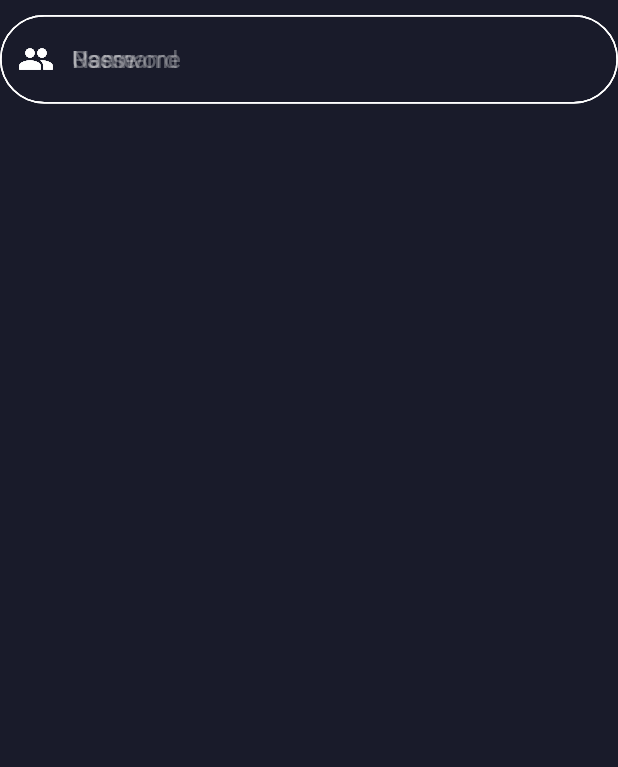
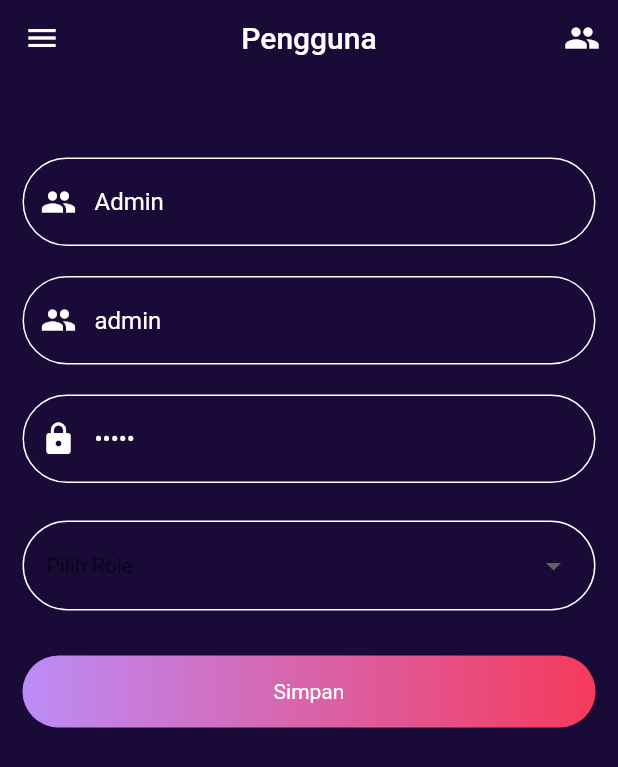
Before and after one commit to putridamayanti/kasirin-flutter, a Flutter app: the UserScreen screen opened by its route, after a tap on "Admin", on a phone screen of 412 x 824 dp. Shown: the top 767 px of the screen. Run offline on Flutter 3.47's test engine with Material 2 defaults, Android fonts, the phone set to English and light mode, and no system bars; our stand-ins replace sqflite; accounts and stored records are empty.

Commit message:
add combobox in form

```diff
--- a/lib/components/button_component.dart
+++ b/lib/components/button_component.dart
@@ -10,7 +10,9 @@ class ButtonComponent extends StatelessWidget {
 
   @override
   Widget build(BuildContext context) {
-    return Container(
+    return Padding(
+      padding: EdgeInsets.symmetric(vertical: 15.0),
+      child: Container(
         width: 500,
         decoration: BoxDecoration(
             gradient: LinearGradient(
@@ -25,6 +27,8 @@ class ButtonComponent extends StatelessWidget {
         child: Text(
           text,
           textAlign: TextAlign.center,
+          style: TextStyle(color: Colors.white),
+        ),
       ),
     );
   }
--- a/lib/main.dart
+++ b/lib/main.dart
@@ -10,18 +10,18 @@ class MyApp extends StatelessWidget {
     return MaterialApp(
       title: 'Flutter Demo',
       initialRoute: '/',
-      onGenerateRoute: (RouteSettings settings) {
-        return MaterialPageRoute(
-          builder: (BuildContext context) => makeRoute(
-                context: context,
-                routeName: settings.name,
-                arguments: settings.arguments,
-              ),
-          maintainState: true,
-          fullscreenDialog: false,
-        );
-      },
-      // routes: routes,
+//      onGenerateRoute: (RouteSettings settings) {
+//        return MaterialPageRoute(
+//          builder: (BuildContext context) => makeRoute(
+//                context: context,
+//                routeName: settings.name,
+//                arguments: settings.arguments,
+//              ),
+//          maintainState: true,
+//          fullscreenDialog: false,
+//        );
+//      },
+       routes: routes,
     );
   }
 }
--- a/lib/models/user_model.dart
+++ b/lib/models/user_model.dart
@@ -48,3 +48,13 @@ class UserModel {
     };
   }
 }
+
+class UserArguments {
+  int id;
+  String username;
+  String name;
+  String password;
+  String role;
+
+  UserArguments({this.id, this.name, this.username, this.password, this.role});
+}
--- a/lib/routes.dart
+++ b/lib/routes.dart
@@ -5,39 +5,39 @@ import 'package:kasirin_flutter/screens/login_screen.dart';
 import 'package:kasirin_flutter/screens/user/form_user_screen.dart';
 import 'package:kasirin_flutter/screens/user/user_screen.dart';
 
-// final routes  = <String, WidgetBuilder>
-// {
-//   '/'             : (context) => (SplashScreen()),
-//   '/login'        : (context) => (LoginScreen()),
-//   '/dashboard'    : (context) => (DashboardScreen()),
-//   '/user'         : (context) => (UserScreen()),
-//   '/user/form'    : (context) => (FormUserScreen())
-// };
+ final routes  = <String, WidgetBuilder>
+ {
+   '/'             : (context) => (SplashScreen()),
+   '/login'        : (context) => (LoginScreen()),
+   '/dashboard'    : (context) => (DashboardScreen()),
+   '/user'         : (context) => (UserScreen()),
+   '/user/form'    : (context) => (FormUserScreen())
+ };
 
-Widget makeRoute(
-    {@required BuildContext context,
-    @required String routeName,
-    Object arguments}) {
-  final Widget child =
-      _buildRoute(context: context, routeName: routeName, arguments: arguments);
-  return child;
-}
-
-Widget _buildRoute({
-  @required BuildContext context,
-  @required String routeName,
-  Object arguments,
-}) {
-  switch (routeName) {
-    case '/': return SplashScreen();
-    case '/dashboard': return DashboardScreen();
-    case '/login': return LoginScreen();
-    case '/user': return UserScreen();
-    case '/form/user':
-      // FormUser user = arguments as FormUser;
-      var id = arguments;
-      return FormUserScreen(id);
-    default:
-      throw 'Route $routeName is not defined';
-  }
-}
+//Widget makeRoute(
+//    {@required BuildContext context,
+//    @required String routeName,
+//    Object arguments}) {
+//  final Widget child =
+//      _buildRoute(context: context, routeName: routeName, arguments: arguments);
+//  return child;
+//}
+//
+//Widget _buildRoute({
+//  @required BuildContext context,
+//  @required String routeName,
+//  Object arguments,
+//}) {
+//  switch (routeName) {
+//    case '/': return SplashScreen();
+//    case '/dashboard': return DashboardScreen();
+//    case '/login': return LoginScreen();
+//    case '/user': return UserScreen();
+//    case '/form/user':
+//      // FormUser user = arguments as FormUser;
+//      var id = arguments;
+//      return FormUserScreen(id);
+//    default:
+//      throw 'Route $routeName is not defined';
+//  }
+//}
--- a/lib/screens/user/form_user_screen.dart
+++ b/lib/screens/user/form_user_screen.dart
@@ -1,16 +1,20 @@
 import 'package:flutter/material.dart';
+import 'package:kasirin_flutter/components/button_component.dart';
 import 'package:kasirin_flutter/components/drawer_component.dart';
+import 'package:kasirin_flutter/components/header_component.dart';
 import 'package:kasirin_flutter/components/input_component.dart';
+import 'package:kasirin_flutter/models/user_model.dart';
+import 'package:kasirin_flutter/styles/color_style.dart';
 import 'package:kasirin_flutter/styles/input_style.dart';
 
 class FormUserScreen extends StatefulWidget{
-  final id;
-
-  FormUserScreen(this.id);
+//  final id;
+//
+//  FormUserScreen(this.id);
 
   @override
   State<StatefulWidget> createState() {
-    return new _FormUserState(this.id);
+    return new _FormUserState();
   }
 }
 
@@ -26,45 +30,104 @@ class FormUser {
 
 class _FormUserState extends State<FormUserScreen> {
 
-  final id;
-
-  _FormUserState(this.id);
-
   TextEditingController name      = new TextEditingController();
   TextEditingController username  = new TextEditingController();
   TextEditingController password  = new TextEditingController();
   TextEditingController role      = new TextEditingController();
+  List<Map> roles = [
+    { 'value': 'Admin'},
+    { 'value': 'Pegawai'}
+  ];
+
+  saveUser() {
+
+  }
 
   @override
   Widget build(BuildContext context) {
-    final arguments = ModalRoute.of(context).settings.arguments;
-    print(arguments);
+    final UserArguments args  = ModalRoute.of(context).settings.arguments;
+    this.setState(() {
+      name.text  = args.name;
+      username.text  = args.username;
+      password.text  = args.password;
+    });
 
     return Scaffold(
-      backgroundColor: Color(0xff191b2a),
+      backgroundColor: ColorStyle.darkBlue,
       drawer: DrawerComponent(),
       body: SingleChildScrollView(
         child: Stack(
           children: <Widget>[
+            Container(
+              padding: EdgeInsets.only(top: 80.0),
+              child: Padding(
+                  padding: EdgeInsets.all(15.0),
+                child: Column(
+                  children: <Widget>[
                     InputComponent(
                       controller: name,
                       style: InputStyle.roundPinkInput,
-              hint: 'Name',
+                      hint: name.text == '' ? 'Name' : '',
                       icon: Icons.people,
                     ),
                     InputComponent(
                       controller: username,
                       style: InputStyle.roundPinkInput,
-              hint: 'Username',
+                      hint: username.text == '' ? 'Username' : '',
                       icon: Icons.people,
                     ),
                     InputComponent(
                       controller: password,
                       style: InputStyle.roundPinkInput,
-              hint: 'Password',
-              icon: Icons.people,
+                      hint: password.text == '' ? 'Password' : '',
+                      icon: Icons.lock,
                       obscureText: true,
                     ),
+                    Padding(
+                      padding: EdgeInsets.symmetric(vertical: 15.0),
+                      child: Container(
+                          width: 400.0,
+                          height: 60.0,
+                          decoration: BoxDecoration(
+                              border: Border.all(color: Colors.white),
+                              borderRadius: BorderRadius.circular(50.0)
+                          ),
+                          child: Padding(
+                              padding: EdgeInsets.symmetric(horizontal: 15.0),
+                              child: Theme(
+                                data: ThemeData(
+                                  canvasColor: ColorStyle.dark,
+                                ),
+                                child: DropdownButtonHideUnderline(
+                                  child: DropdownButton(
+                                    value: role.text,
+                                    style: TextStyle(color: Colors.white),
+                                    hint: Text('Pilih Role'),
+                                    items: roles != null ? roles.map((item) {
+                                      return DropdownMenuItem(
+                                        child: Text(
+                                          item['value'],
+                                        ),
+                                        value: item['value'].toString(),
+                                      );
+                                    }).toList() : [],
+                                    onChanged: (val) {
+                                      this.setState(() {
+                                        role.text = val;
+                                      });
+                                    },
+                                  ),
+                                ),
+                              )
+                          )
+                      ),
+                    ),
+                    ButtonComponent('Simpan', ColorStyle.purple, ColorStyle.pink)
+                  ],
+                ),
+              ),
+            ),
+            HeaderComponent(title: 'Pengguna', gradient1: ColorStyle.darkBlue, gradient2: ColorStyle.darkBlue),
           ],
         ),
       )
--- a/lib/screens/user/user_screen.dart
+++ b/lib/screens/user/user_screen.dart
@@ -3,6 +3,7 @@ import 'package:kasirin_flutter/components/drawer_component.dart';
 import 'package:kasirin_flutter/components/header_component.dart';
 import 'package:kasirin_flutter/models/user_model.dart';
 import 'package:kasirin_flutter/repository/user_repository.dart';
+import 'package:kasirin_flutter/screens/user/form_user_screen.dart';
 import 'package:kasirin_flutter/styles/color_style.dart';
 
 class UserScreen extends StatefulWidget {
@@ -40,16 +41,34 @@ class _UserState extends State<UserScreen> {
     });
   }
 
-  Widget CardList(id, name, role, data) {
+  Widget CardList(id, name, username, password, role) {
     return Card(
       color: ColorStyle.dark,
       child: InkWell(
         onTap: () {
-          Navigator.pushNamed(context, '/form/user', arguments: {
-            id: id,
-            name: name,
-            role: role
-          });
+          Navigator.push(
+            context,
+            MaterialPageRoute(
+              builder: (context) => FormUserScreen(),
+              // Pass the arguments as part of the RouteSettings. The
+              // ExtractArgumentScreen reads the arguments from these
+              // settings.
+              settings: RouteSettings(
+                arguments: UserArguments(
+                  id: id,
+                  name: name,
+                  username: username,
+                  password: password,
+                  role: role
+                ),
+              ),
+            ),
+          );
+//          Navigator.pushNamed(context, '/form/user', arguments: {
+//            id: id,
+//            name: name,
+//            role: role
+//          });
         },
         child: Padding(
         padding: EdgeInsets.all(15.0),
@@ -96,7 +115,7 @@ class _UserState extends State<UserScreen> {
                           itemCount: users != null ? users.length : 0,
                           itemBuilder: (BuildContext context, int index){
                             // print(users[index]);
-                            return CardList(users[index].id, users[index].name, users[index].role, users[index]);
+                            return CardList(users[index].id, users[index].name, users[index].username, users[index].password, users[index].role);
                           },
                         )
                       ],
```
Lines whose indentation alone changed are shown as unchanged.
